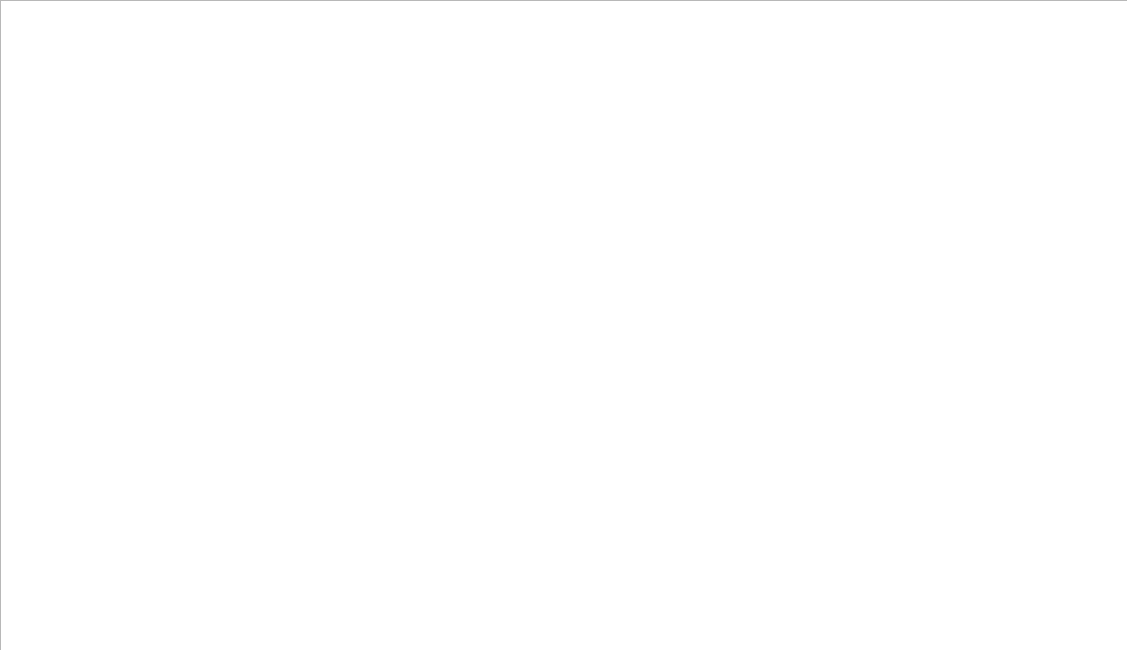
HyuntaMansei/ffbe, file output_gui.ui: the form before one commit.
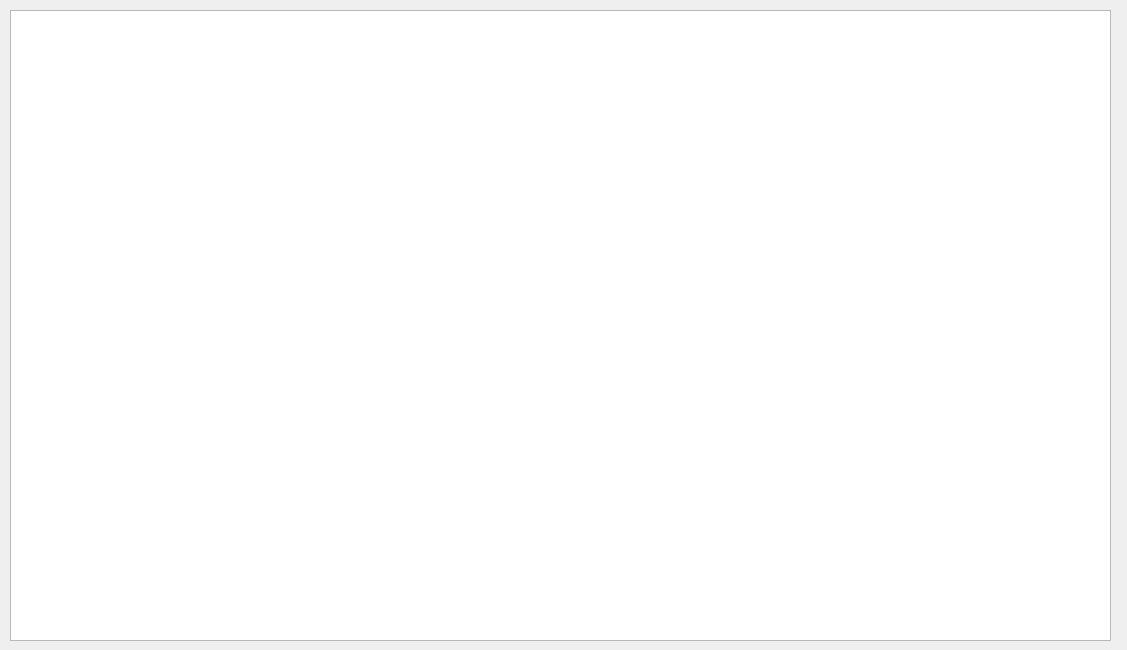
The form after the commit.

```diff
--- a/output_gui.ui
+++ b/output_gui.ui
@@ -19,21 +19,29 @@
   <property name="windowTitle">
    <string>Form</string>
   </property>
-  <widget class="QTextBrowser" name="obj_output">
+  <widget class="QWidget" name="verticalLayoutWidget">
    <property name="geometry">
     <rect>
-     <x>0</x>
-     <y>0</y>
-     <width>1131</width>
-     <height>651</height>
+     <x>10</x>
+     <y>10</y>
+     <width>1101</width>
+     <height>631</height>
     </rect>
    </property>
+   <layout class="QVBoxLayout" name="verticalLayout" stretch="0">
+    <property name="sizeConstraint">
+     <enum>QLayout::SetNoConstraint</enum>
+    </property>
+    <item>
+     <widget class="QTextBrowser" name="obj_output">
    <property name="font">
     <font>
-     <family>Arial Black</family>
-     <pointsize>12</pointsize>
-    </font>
-   </property>
+        <pointsize>16</pointsize>
+       </font>
+      </property>
+     </widget>
+    </item>
+   </layout>
   </widget>
  </widget>
  <resources/>
```
Lines whose indentation alone changed are shown as unchanged.
